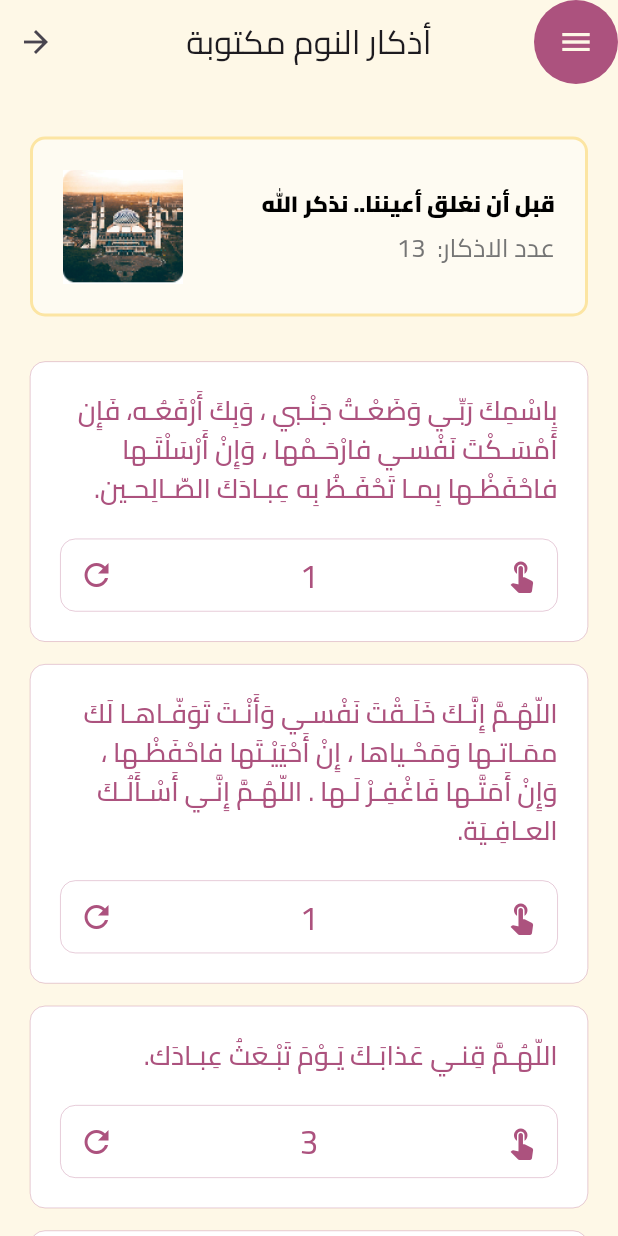
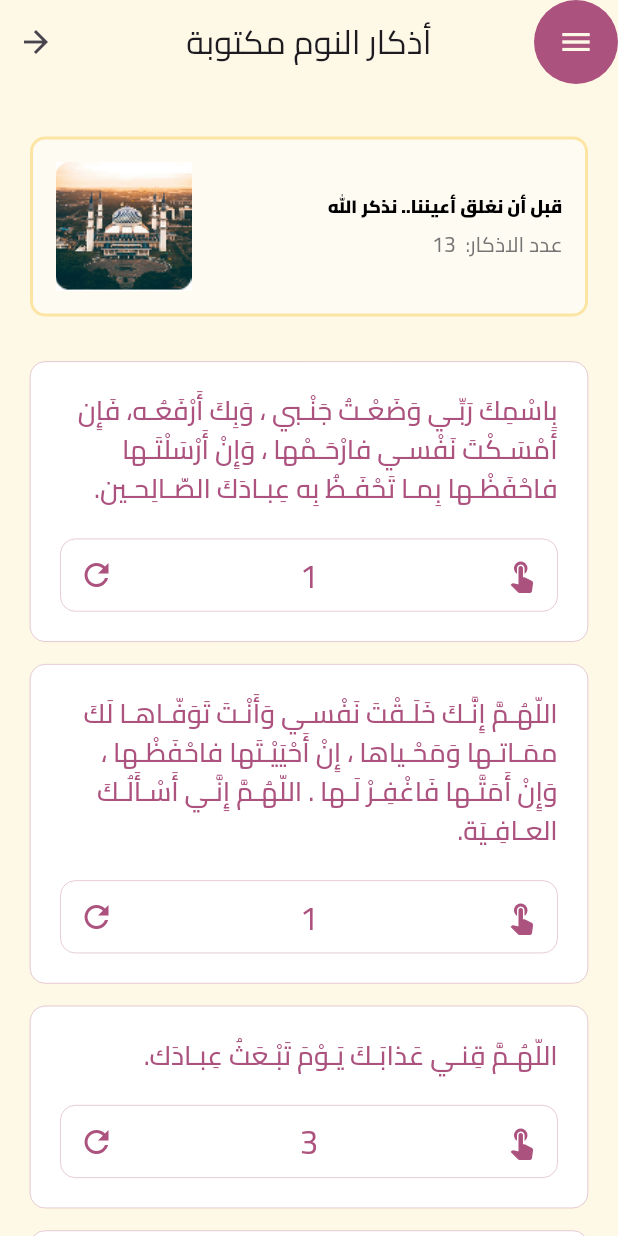
Before and after one commit to mon9asser/athar-tayyib, a Flutter app: the SleepingAzkur screen opened by its route, on a phone screen of 412 x 824 dp. Run offline on Flutter 3.47's test engine with Material 3 defaults, Android fonts, the phone set to English and light mode, and no system bars; our stand-ins replace audioplayers, google_fonts, pdf, printing.

Commit message:
create release file

```diff
--- a/lib/pages/died-azkur.dart
+++ b/lib/pages/died-azkur.dart
@@ -50,7 +50,7 @@ class _DiedDoaState extends State<DiedDoa> {
                 ),
               ),
               child: Padding(
-                padding: EdgeInsets.all(20),
+                padding: EdgeInsets.all(10),
                 child: Row(
                     spacing: 20,
                     mainAxisAlignment: MainAxisAlignment.spaceBetween,
--- a/lib/pages/morning-azkur.dart
+++ b/lib/pages/morning-azkur.dart
@@ -50,7 +50,7 @@ class _MorningAzkurState extends State<MorningAzkur> {
                   ),
                 ),
                 child: Padding(
-                    padding: EdgeInsets.all(20),
+                    padding: EdgeInsets.all(10),
                     child: Row(
                         spacing: 20,
                         mainAxisAlignment: MainAxisAlignment.spaceBetween,
--- a/lib/pages/pray-azkur.dart
+++ b/lib/pages/pray-azkur.dart
@@ -59,14 +59,14 @@ class _AfterPrayAzkurState extends State<AfterPrayAzkur> {
                               crossAxisAlignment: CrossAxisAlignment.start,
                               mainAxisAlignment: MainAxisAlignment.center,
                               children: [
-                                Text(" نور للقلب… وأجر دائم بإذن الله", style: TextStyle(color: Colors.black, fontSize: 14, fontWeight: FontWeight.w900)),
+                                Text(" نور للقلب… وأجر دائم بإذن الله", style: TextStyle(color: Colors.black, fontSize: 12, fontWeight: FontWeight.w900)),
                                 SizedBox(height: 7),
 
                                 Text(
                                   "عدد الاذكار:  ${Pray.length}",
                                   style: TextStyle(
                                     color: Colors.grey[600],
-                                    fontSize: 16,
+                                    fontSize: 14,
                                   ),
                                 ),
                               ]
--- a/lib/pages/sleeping-azkur.dart
+++ b/lib/pages/sleeping-azkur.dart
@@ -50,7 +50,7 @@ class _SleepingAzkurState extends State<SleepingAzkur> {
                   ),
                 ),
                 child: Padding(
-                    padding: EdgeInsets.all(20),
+                    padding: EdgeInsets.all(15),
                     child: Row(
                         spacing: 20,
                         mainAxisAlignment: MainAxisAlignment.spaceBetween,
@@ -59,14 +59,14 @@ class _SleepingAzkurState extends State<SleepingAzkur> {
                               crossAxisAlignment: CrossAxisAlignment.start,
                               mainAxisAlignment: MainAxisAlignment.center,
                               children: [
-                                Text("قبل أن نغلق أعيننا.. نذكر الله", style: TextStyle(color: Colors.black, fontSize: 15, fontWeight: FontWeight.w900)),
+                                Text("قبل أن نغلق أعيننا.. نذكر الله", style: TextStyle(color: Colors.black, fontSize: 12, fontWeight: FontWeight.w900)),
                                 SizedBox(height: 7),
 
                                 Text(
                                   "عدد الاذكار:  ${Sleeping.length}",
                                   style: TextStyle(
                                     color: Colors.grey[600],
-                                    fontSize: 17,
+                                    fontSize: 14,
                                   ),
                                 ),
                               ]
--- a/lib/pages/tasabeeh.dart
+++ b/lib/pages/tasabeeh.dart
@@ -50,7 +50,7 @@ class _TasabeehAzkarState extends State<TasabeehAzkar> {
                   ),
                 ),
                 child: Padding(
-                    padding: EdgeInsets.all(20),
+                    padding: EdgeInsets.all(15),
                     child: Row(
                         spacing: 20,
                         mainAxisAlignment: MainAxisAlignment.spaceBetween,
@@ -59,14 +59,14 @@ class _TasabeehAzkarState extends State<TasabeehAzkar> {
                               crossAxisAlignment: CrossAxisAlignment.start,
                               mainAxisAlignment: MainAxisAlignment.center,
                               children: [
-                                Text("سبّح ربك بالعشيّةِ والإبكار 🌿", style: TextStyle(color: Colors.black, fontSize: 14, fontWeight: FontWeight.w900)),
+                                Text("سبّح ربك بالعشيّةِ والإبكار 🌿", style: TextStyle(color: Colors.black, fontSize: 12, fontWeight: FontWeight.w900)),
                                 SizedBox(height: 7),
 
                                 Text(
                                   "عدد الاذكار:  ${Tasabeeh.length}",
                                   style: TextStyle(
                                     color: Colors.grey[600],
-                                    fontSize: 16,
+                                    fontSize: 14,
                                   ),
                                 ),
                               ]
```
Also changed, not shown: analysis_options.yaml (+9 -0 lines), pubspec.lock, 3 other files.
